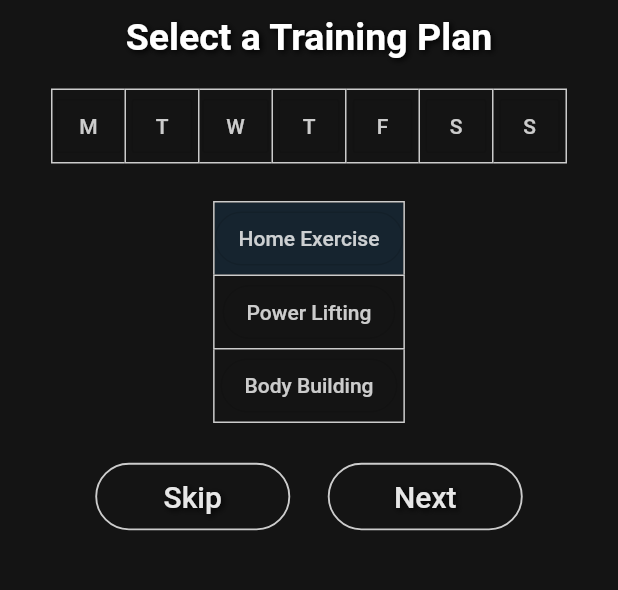
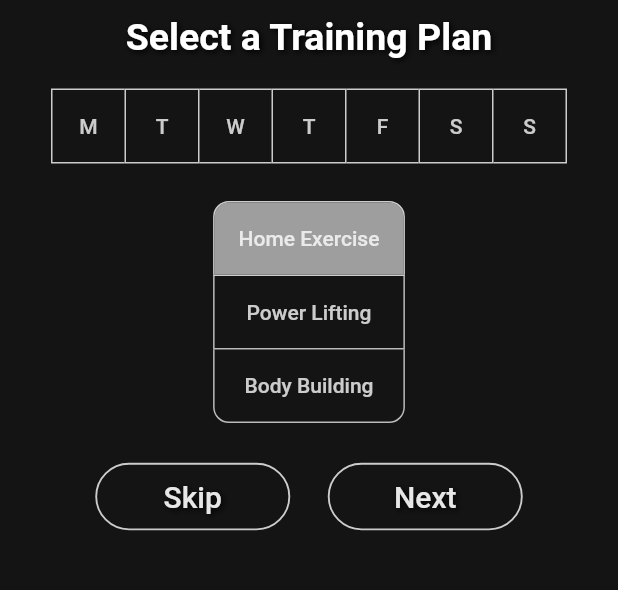
Before and after one commit to samuzaffar99/WorkoutTracker, a Flutter app: the ChoosePlan screen opened directly, after a tap on "Home Exercise", on a phone screen of 412 x 824 dp, the part 390-980 px from its top. Run offline on Flutter 3.47's test engine with Material 2 defaults, Android fonts, the phone set to English and light mode, and no system bars; our stand-ins replace dio, mask_text_input_formatter; missing offline and left inert: mongo_dart.

Commit message:
some minors edits

```diff
--- a/idk/workout_tracker_app/lib/main.dart
+++ b/idk/workout_tracker_app/lib/main.dart
@@ -15,7 +15,7 @@ class MyApp extends StatelessWidget {
       home: Welcome(),
       routes: {
         'Sign Up': (context) => SignUp(),
-        'Sign In': (context) => SignIn()
+        'Sign In': (context) => SignIn(),
       },
     );
   }
--- a/idk/workout_tracker_app/lib/pages/ui_choose_plan.dart
+++ b/idk/workout_tracker_app/lib/pages/ui_choose_plan.dart
@@ -53,32 +53,47 @@ class _ChoosePlanState extends State<ChoosePlan> {
                   minWidth: 10,
                   child: ToggleButtons(
                     children: [
-                      OutlineButton(
-                        child: Text("M", style: TextStyle(color: Colors.white.withAlpha(200),)),
+                      MaterialButton(
+                        child: Text("M",
+                            style: TextStyle(
+                              color: Colors.white.withAlpha(200),
+                            )),
                         onPressed: null,
                       ),
-                      OutlineButton(
-                        child: Text("T", style: TextStyle(color: Colors.white.withAlpha(200))),
+                      MaterialButton(
+                        child: Text("T",
+                            style:
+                                TextStyle(color: Colors.white.withAlpha(200))),
                         onPressed: null,
                       ),
-                      OutlineButton(
-                        child: Text("W", style: TextStyle(color: Colors.white.withAlpha(200))),
+                      MaterialButton(
+                        child: Text("W",
+                            style:
+                                TextStyle(color: Colors.white.withAlpha(200))),
                         onPressed: null,
                       ),
-                      OutlineButton(
-                        child: Text("T", style: TextStyle(color: Colors.white.withAlpha(200))),
+                      MaterialButton(
+                        child: Text("T",
+                            style:
+                                TextStyle(color: Colors.white.withAlpha(200))),
                         onPressed: null,
                       ),
-                      OutlineButton(
-                        child: Text("F", style: TextStyle(color: Colors.white.withAlpha(200))),
+                      MaterialButton(
+                        child: Text("F",
+                            style:
+                                TextStyle(color: Colors.white.withAlpha(200))),
                         onPressed: null,
                       ),
-                      OutlineButton(
-                        child: Text("S", style: TextStyle(color: Colors.white.withAlpha(200))),
+                      MaterialButton(
+                        child: Text("S",
+                            style:
+                                TextStyle(color: Colors.white.withAlpha(200))),
                         onPressed: null,
                       ),
-                      OutlineButton(
-                        child: Text("S", style: TextStyle(color: Colors.white.withAlpha(200))),
+                      MaterialButton(
+                        child: Text("S",
+                            style:
+                                TextStyle(color: Colors.white.withAlpha(200))),
                         onPressed: null,
                       ),
                     ],
@@ -86,19 +101,12 @@ class _ChoosePlanState extends State<ChoosePlan> {
                     borderColor: Colors.white.withAlpha(200),
                     color: Colors.white.withAlpha(200),
                     selectedColor: Colors.white.withAlpha(200),
+                    fillColor: Colors.white.withAlpha(150),
                     isSelected: isSelected,
                     onPressed: (int index) {
                       setState(
                         () {
-                          for (int indexBtn = 0;
-                              indexBtn < isSelected.length;
-                              indexBtn++) {
-                            if (indexBtn == index) {
-                              isSelected[indexBtn] = true;
-                            } else {
-                              isSelected[indexBtn] = false;
-                            }
-                          }
+                          isSelected[index] = !isSelected[index];
                         },
                       );
                     },
@@ -115,41 +123,41 @@ class _ChoosePlanState extends State<ChoosePlan> {
                 RotatedBox(
                   quarterTurns: 1,
                   child: ToggleButtons(
+                    selectedBorderColor: Colors.white.withAlpha(200),
+                    borderRadius: BorderRadius.circular(10),
+                    borderColor: Colors.white.withAlpha(180),
+                    fillColor: Colors.white.withAlpha(150),
                     children: [
                       RotatedBox(
                         quarterTurns: 3,
-                        child: OutlineButton(
-                          child: Text("Home Exercise", style: TextStyle(color: Colors.white.withAlpha(200))),
+                        child: MaterialButton(
+                          child: Text("Home Exercise",
+                              style: TextStyle(
+                                  color: Colors.white.withAlpha(200))),
                           onPressed: null,
-                          shape: RoundedRectangleBorder(
-                            borderRadius: BorderRadius.circular(30.0),
-                          ),
                         ),
                       ),
                       RotatedBox(
                         quarterTurns: 3,
-                        child: OutlineButton(
-                          child: Text("Power Lifting", style: TextStyle(color: Colors.white.withAlpha(200))),
+                        child: MaterialButton(
+                          child: Text("Power Lifting",
+                              style: TextStyle(
+                                  color: Colors.white.withAlpha(200))),
                           onPressed: null,
-                          shape: RoundedRectangleBorder(
-                            borderRadius: BorderRadius.circular(30.0),
-                          ),
                         ),
                       ),
                       RotatedBox(
                         quarterTurns: 3,
-                        child: OutlineButton(
-                          child: Text("Body Building", style: TextStyle(color: Colors.white.withAlpha(200)),),
+                        child: MaterialButton(
+                          child: Text(
+                            "Body Building",
+                            style:
+                                TextStyle(color: Colors.white.withAlpha(200)),
+                          ),
                           onPressed: null,
-                          shape: RoundedRectangleBorder(
-                            borderRadius: BorderRadius.circular(30.0),
                           ),
                         ),
-                      ),
                     ],
-                    selectedBorderColor: Colors.white.withAlpha(200),
-                    borderColor: Colors.white.withAlpha(200),
-                    selectedColor: Colors.white,
                     isSelected: isSelected2,
                     onPressed: (int index) {
                       setState(
@@ -170,7 +178,9 @@ class _ChoosePlanState extends State<ChoosePlan> {
                 )
               ],
             ),
-            SizedBox(height: 25,),
+            SizedBox(
+              height: 25,
+            ),
             Row(
               mainAxisAlignment: MainAxisAlignment.center,
               children: [
@@ -182,10 +192,14 @@ class _ChoosePlanState extends State<ChoosePlan> {
                       minWidth: 130.0,
                       child: OutlineButton(
                         onPressed: () {
-                          Navigator.push(context,
-                              MaterialPageRoute(builder: (context) {
-                                return ChoosePlan();
-                              }));
+                          Navigator.push(
+                            context,
+                            MaterialPageRoute(
+                              builder: (context) {
+                                return;
+                              },
+                            ),
+                          );
                         },
                         shape: RoundedRectangleBorder(
                           borderRadius: BorderRadius.circular(30.0),
@@ -225,10 +239,14 @@ class _ChoosePlanState extends State<ChoosePlan> {
                   minWidth: 130.0,
                   child: OutlineButton(
                     onPressed: () {
-                      Navigator.push(context,
-                          MaterialPageRoute(builder: (context) {
-                            return ChoosePlan();
-                          }));
+                      Navigator.push(
+                        context,
+                        MaterialPageRoute(
+                          builder: (context) {
+                            return;
+                          },
+                        ),
+                      );
                     },
                     shape: RoundedRectangleBorder(
                       borderRadius: BorderRadius.circular(30.0),
--- a/idk/workout_tracker_app/pubspec.yaml
+++ b/idk/workout_tracker_app/pubspec.yaml
@@ -32,6 +32,7 @@ dependencies:
   # Use with the CupertinoIcons class for iOS style icons.
   cupertino_icons: ^1.0.0
   mdi: ^4.0.0
+  customtogglebuttons: ^0.0.5
 
 dev_dependencies:
   flutter_test:
@@ -41,9 +42,9 @@ dev_dependencies:
 
 # The following section is specific to Flutter.
 flutter_icons:
-  android: "launcher_icon"
+  android: true
   ios: true
-  image_path: "images/icon.png"
+  image_path: "assets/images/logo.png"
 
 flutter:
 
```
Also changed, not shown: idk/workout_tracker_app/lib/pages/ui_home.dart (+61 -27 lines), idk/workout_tracker_app/lib/pages/ui_signin.dart (+21 -16 lines), idk/workout_tracker_app/lib/pages/ui_welcome.dart (+9 -4 lines), idk/workout_tracker_app/pubspec.lock, 23 other files.
